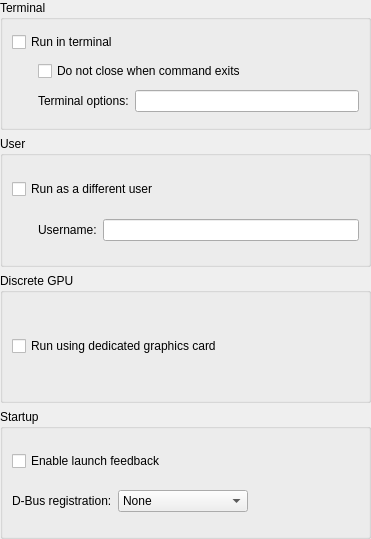
KDE/kio, file src/widgets/kpropertiesdesktopadvbase.ui: the form before one commit.
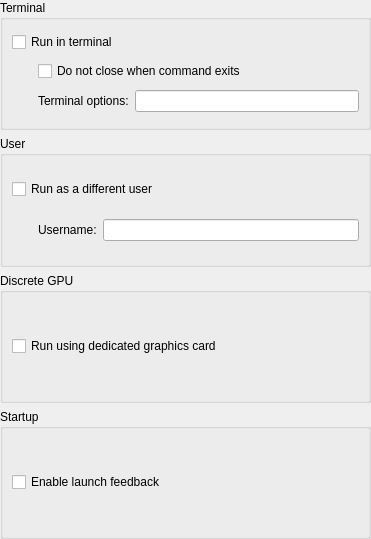
The form after the commit. Custom widgets are drawn as their Qt base class.

Commit message:
[kpropertiesdialog] Remove UI to set DBus startup type
This is only relevant in the context of KLauncher/KDEInit, which are obsolete

Even then changing this is very niche, so there is no relevant loss in functionality

```diff
--- a/src/widgets/kpropertiesdesktopadvbase.ui
+++ b/src/widgets/kpropertiesdesktopadvbase.ui
@@ -158,7 +158,7 @@
       <string comment="@title:group Title of a group that lets the user choose options regarding program startup">Startup</string>
      </property>
      <layout class="QGridLayout">
-      <item row="0" column="0" colspan="3">
+      <item row="0" column="0" colspan="2">
        <widget class="QCheckBox" name="startupInfoCheck">
         <property name="whatsThis">
          <string>Check this option if you want to make clear that your application has started. This visual feedback may appear as a busy cursor or in the taskbar.</string>
@@ -168,56 +168,6 @@
         </property>
        </widget>
       </item>
-      <item row="1" column="2">
-       <spacer>
-        <property name="orientation">
-         <enum>Qt::Horizontal</enum>
-        </property>
-        <property name="sizeType">
-         <enum>QSizePolicy::Expanding</enum>
-        </property>
-        <property name="sizeHint" stdset="0">
-         <size>
-          <width>50</width>
-          <height>20</height>
-         </size>
-        </property>
-       </spacer>
-      </item>
-      <item row="1" column="1">
-       <widget class="QComboBox" name="dbusCombo">
-        <item>
-         <property name="text">
-          <string>None</string>
-         </property>
-        </item>
-        <item>
-         <property name="text">
-          <string>Multiple Instances</string>
-         </property>
-        </item>
-        <item>
-         <property name="text">
-          <string>Single Instance</string>
-         </property>
-        </item>
-        <item>
-         <property name="text">
-          <string>Run Until Finished</string>
-         </property>
-        </item>
-       </widget>
-      </item>
-      <item row="1" column="0">
-       <widget class="QLabel" name="textLabel12">
-        <property name="text">
-         <string>D-Bus registration:</string>
-        </property>
-        <property name="buddy">
-         <cstring>dbusCombo</cstring>
-        </property>
-       </widget>
-      </item>
      </layout>
     </widget>
    </item>
```
The commit also changes 1 other file.
